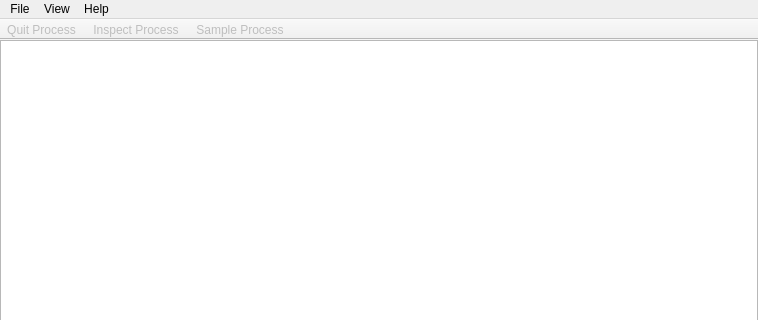
helloSystem/Utilities, file Under Construction/Activity Monitor.app/Resources/main_window.ui: the form before one commit; both pictures show x 0 to 758 and y 0 to 320 of the 758 by 627 pixel window.
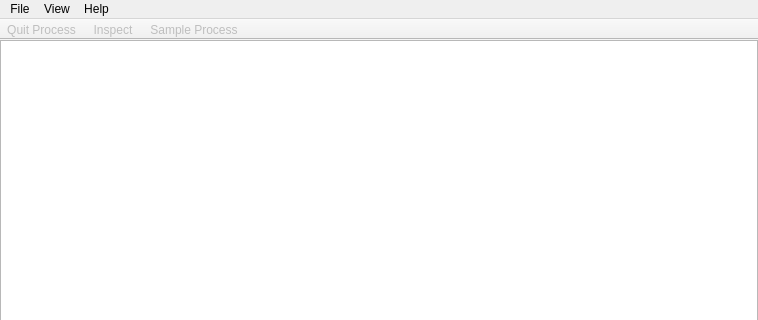
The form after the commit. The open tabs and pages were chosen to show the change. Icons and pictures are not drawn. Custom widgets are drawn as their Qt base class.

```diff
--- a/Under Construction/Activity Monitor.app/Resources/main_window.ui
+++ b/Under Construction/Activity Monitor.app/Resources/main_window.ui
@@ -2750,7 +2750,7 @@
      <normaloff>:/Inspect.png</normaloff>:/Inspect.png</iconset>
    </property>
    <property name="text">
-    <string>Inspect Process</string>
+    <string>Inspect</string>
    </property>
    <property name="toolTip">
     <string>Inspect selected process</string>
```
Left out of the diff: 2 changed lines with no effect on the pictures.
